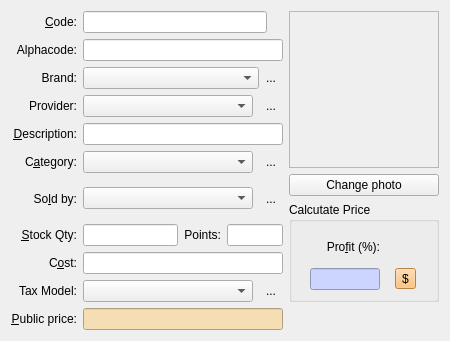
miguelchavez/lemonpos, file squeeze/src/ui/producteditor.ui: the form before one commit.
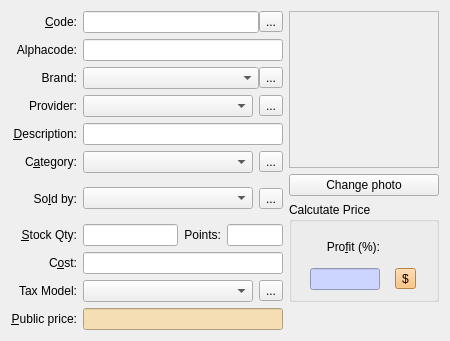
The form after the commit.

Patch:
```diff
--- a/squeeze/src/ui/producteditor.ui
+++ b/squeeze/src/ui/producteditor.ui
@@ -74,32 +74,14 @@
      </item>
      <item>
       <widget class="QToolButton" name="btnChangeCode">
-       <property name="sizePolicy">
-        <sizepolicy hsizetype="Minimum" vsizetype="Minimum">
-         <horstretch>0</horstretch>
-         <verstretch>0</verstretch>
-        </sizepolicy>
-       </property>
-       <property name="minimumSize">
-        <size>
-         <width>16</width>
-         <height>16</height>
-        </size>
-       </property>
-       <property name="maximumSize">
-        <size>
-         <width>0</width>
-         <height>0</height>
-        </size>
-       </property>
        <property name="toolTip">
         <string>Enable Code Editing</string>
        </property>
        <property name="text">
-        <string/>
+        <string>...</string>
        </property>
        <property name="autoRaise">
-        <bool>true</bool>
+        <bool>false</bool>
        </property>
       </widget>
      </item>
@@ -197,7 +179,7 @@
         <string>...</string>
        </property>
        <property name="autoRaise">
-        <bool>true</bool>
+        <bool>false</bool>
        </property>
       </widget>
      </item>
@@ -227,7 +209,7 @@
         <string>...</string>
        </property>
        <property name="autoRaise">
-        <bool>true</bool>
+        <bool>false</bool>
        </property>
       </widget>
      </item>
@@ -314,7 +296,7 @@
         <string>...</string>
        </property>
        <property name="autoRaise">
-        <bool>true</bool>
+        <bool>false</bool>
        </property>
       </widget>
      </item>
@@ -363,7 +345,7 @@
         <string>...</string>
        </property>
        <property name="autoRaise">
-        <bool>true</bool>
+        <bool>false</bool>
        </property>
       </widget>
      </item>
@@ -967,7 +949,7 @@
         <string>...</string>
        </property>
        <property name="autoRaise">
-        <bool>true</bool>
+        <bool>false</bool>
        </property>
       </widget>
      </item>
```
Left out of the diff: 3 changed lines with no effect on the pictures.
